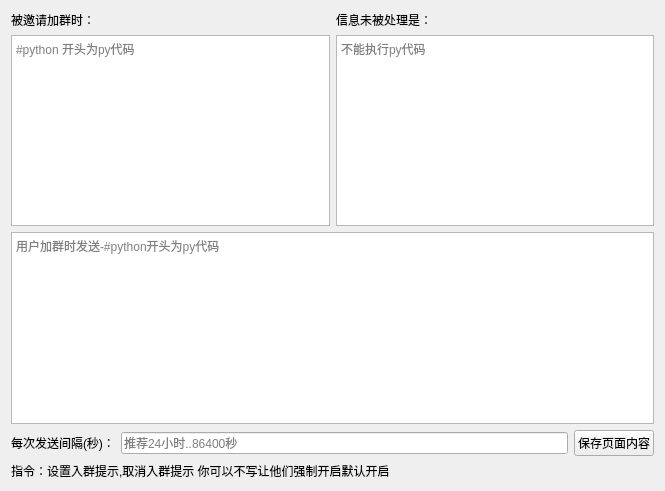
Qt form ui/botset.ui (qiancao1/chun_bai_ling) before a commit.
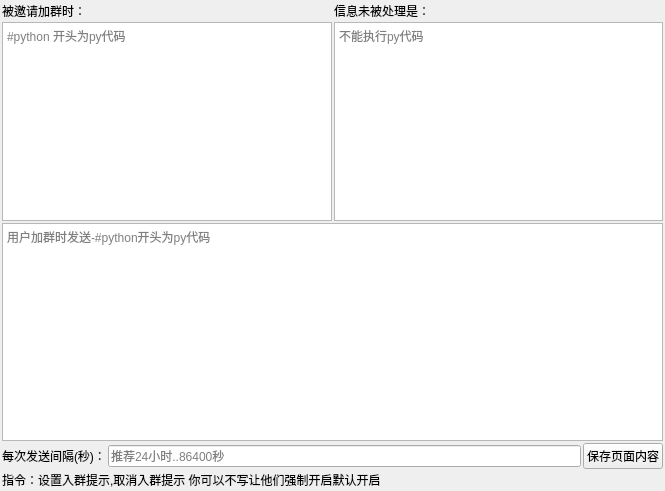
The same form after that commit.

The edit to the form file:
```diff
--- a/ui/botset.ui
+++ b/ui/botset.ui
@@ -14,6 +14,21 @@
    <string>Form</string>
   </property>
   <layout class="QVBoxLayout" name="verticalLayout">
+   <property name="spacing">
+    <number>2</number>
+   </property>
+   <property name="leftMargin">
+    <number>2</number>
+   </property>
+   <property name="topMargin">
+    <number>2</number>
+   </property>
+   <property name="rightMargin">
+    <number>2</number>
+   </property>
+   <property name="bottomMargin">
+    <number>2</number>
+   </property>
    <item>
     <layout class="QGridLayout" name="gridLayout">
      <item row="1" column="1">
```
